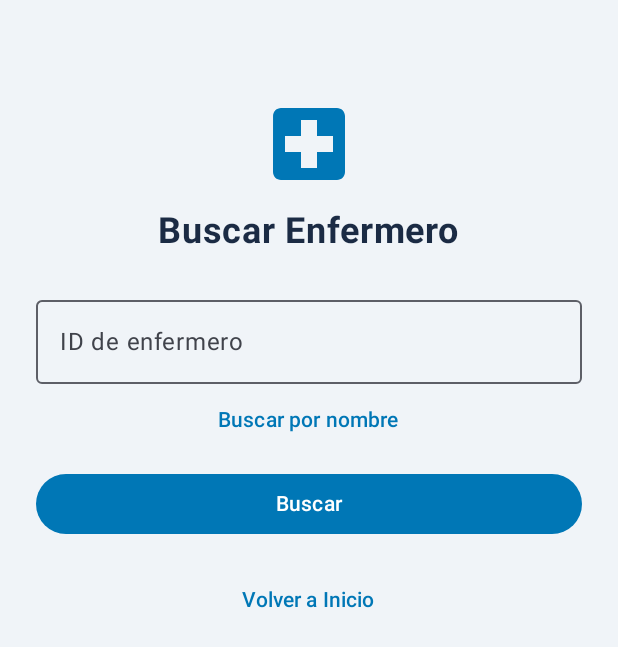
After one commit to mydz0/HospitalManagement_FrontEnd, an Android app built with Jetpack Compose: the composable SearchScreen shown on its own in the app's theme, on a phone screen of 412 x 824 dp. The commit adds this screen. Shown: the top 647 px of the screen. Run offline under Robolectric (Android 15) with nearby library versions, the phone set to English and light mode, and no system bars.

Commit message:
Search nurses screen by id and name (#7)

```diff
--- a/app/build.gradle.kts
+++ b/app/build.gradle.kts
@@ -40,6 +40,7 @@ dependencies {
     implementation(platform(libs.androidx.compose.bom))
     implementation(libs.androidx.activity.compose)
     implementation(libs.androidx.compose.material3)
+    implementation(libs.androidx.compose.material.icons.extended)
     implementation(libs.androidx.compose.ui)
     implementation(libs.androidx.compose.ui.graphics)
     implementation(libs.androidx.compose.ui.tooling.preview)
--- /dev/null
+++ b/app/src/main/java/com/example/hospitalmanagement/ui/SearchScreen.kt
@@ -0,0 +1,235 @@
+package com.example.hospitalmanagement.ui
+
+import androidx.compose.foundation.background
+import androidx.compose.foundation.layout.*
+import androidx.compose.foundation.rememberScrollState
+import androidx.compose.foundation.verticalScroll
+import androidx.compose.material.icons.Icons
+import androidx.compose.material.icons.filled.LocalHospital
+import androidx.compose.material.icons.filled.Person
+import androidx.compose.material3.*
+import androidx.compose.runtime.*
+import androidx.compose.ui.Alignment
+import androidx.compose.ui.Modifier
+import androidx.compose.ui.res.colorResource
+import androidx.compose.ui.res.stringResource
+import androidx.compose.ui.text.font.FontWeight
+import androidx.compose.ui.tooling.preview.Preview
+import androidx.compose.ui.unit.dp
+import androidx.compose.ui.unit.sp
+import com.example.hospitalmanagement.R
+import com.example.hospitalmanagement.model.Nurse
+import com.example.hospitalmanagement.model.listaEnfermeros
+
+@Composable
+fun SearchScreen(
+    onNavigateBack: () -> Unit = {},
+    textoInicial: String = ""
+) {
+
+    //las variables con mutableStateOf para q la pantalla cambie cuando cambian
+    //porId dice si busco por id (true) o por nombre (false)
+    var porId by remember { mutableStateOf(true) }
+
+    var texto by remember { mutableStateOf(textoInicial) }
+
+    var resultados by remember { mutableStateOf(listOf<Nurse>()) }
+
+    var mensaje by remember { mutableStateOf("") }
+
+    //textoInicial lo uso solo en la preview para q salgan los 3 resultados
+    if (textoInicial != "" && resultados.isEmpty()) {
+
+        porId = false
+
+        resultados = listaEnfermeros.filter { it.name.contains(textoInicial, ignoreCase = true) }
+
+    }
+
+    //los colores de colors.xml
+    val colorPrincipal = colorResource(id = R.color.medical_primary)
+
+    val colorFondo = colorResource(id = R.color.medical_background)
+
+    val colorError = colorResource(id = R.color.medical_error)
+
+    val colorTexto = colorResource(id = R.color.text_dark)
+
+    val colorTarjeta = colorResource(id = R.color.medical_card)
+
+    //los textos de strings.xml q uso en el click
+    val textoVacio = stringResource(id = R.string.search_empty_field)
+
+    val textoNoEncontrado = stringResource(id = R.string.search_no_results)
+
+    Column(
+        modifier = Modifier
+            .fillMaxSize()
+            .background(colorFondo)
+            .verticalScroll(rememberScrollState())
+            .padding(24.dp),
+        horizontalAlignment = Alignment.CenterHorizontally
+    ) {
+
+        Spacer(modifier = Modifier.height(40.dp))
+
+        //el icono q usamos tdo el grupo
+        Icon(
+            imageVector = Icons.Default.LocalHospital,
+            contentDescription = stringResource(id = R.string.logo_desc),
+            tint = colorPrincipal,
+            modifier = Modifier.size(64.dp)
+        )
+
+        Spacer(modifier = Modifier.height(12.dp))
+
+        Text(
+            text = stringResource(id = R.string.search_title),
+            fontSize = 24.sp,
+            fontWeight = FontWeight.Bold,
+            color = colorTexto
+        )
+
+        Spacer(modifier = Modifier.height(24.dp))
+
+        //el campo para escribir el id o el nombre
+        OutlinedTextField(
+            value = texto,
+            onValueChange = { texto = it },
+            label = {
+                if (porId) {
+                    Text(stringResource(id = R.string.search_id_label))
+                } else {
+                    Text(stringResource(id = R.string.search_name_label))
+                }
+            },
+            singleLine = true,
+            modifier = Modifier.fillMaxWidth()
+        )
+
+        //boton para cambiar entre buscar por id o por nombre
+        TextButton(onClick = {
+            porId = !porId
+            texto = ""
+            resultados = listOf()
+            mensaje = ""
+        }) {
+
+            if (porId) {
+                Text(text = stringResource(id = R.string.search_change_name), color = colorPrincipal)
+            } else {
+                Text(text = stringResource(id = R.string.search_change_id), color = colorPrincipal)
+            }
+
+        }
+
+        Spacer(modifier = Modifier.height(8.dp))
+
+        //el click q cambia los mutableState de resultados y mensaje
+        Button(
+            onClick = {
+
+                mensaje = ""
+
+                if (texto.isBlank()) {
+
+                    resultados = listOf()
+                    mensaje = textoVacio
+
+                } else if (porId) {
+
+                    //por id solo puede salir uno
+                    resultados = listaEnfermeros.filter { it.id.toString() == texto.trim() }
+
+                } else {
+
+                    resultados = listaEnfermeros.filter { it.name.contains(texto.trim(), ignoreCase = true) }
+
+                }
+
+                if (texto.isNotBlank() && resultados.isEmpty()) {
+                    mensaje = textoNoEncontrado
+                }
+
+            },
+            colors = ButtonDefaults.buttonColors(containerColor = colorPrincipal),
+            modifier = Modifier.fillMaxWidth()
+        ) {
+            Text(text = stringResource(id = R.string.search_button))
+        }
+
+        //el mensaje si no hay nada o el campo esta vacio
+        if (mensaje != "") {
+
+            Spacer(modifier = Modifier.height(12.dp))
+
+            Text(text = mensaje, color = colorError, fontSize = 14.sp)
+
+        }
+
+        //una tarjeta por cada enfermero q encuentro
+        for (enfermero in resultados) {
+
+            Spacer(modifier = Modifier.height(12.dp))
+
+            Card(
+                colors = CardDefaults.cardColors(containerColor = colorTarjeta),
+                modifier = Modifier.fillMaxWidth()
+            ) {
+
+                Row(
+                    modifier = Modifier.padding(16.dp),
+                    verticalAlignment = Alignment.CenterVertically
+                ) {
+
+                    Icon(
+                        imageVector = Icons.Default.Person,
+                        contentDescription = stringResource(id = R.string.nurse_icon_desc),
+                        tint = colorPrincipal,
+                        modifier = Modifier.size(40.dp)
+                    )
+
+                    Spacer(modifier = Modifier.width(16.dp))
+
+                    Column {
+
+                        Text(text = enfermero.name, fontWeight = FontWeight.Bold, color = colorTexto)
+
+                        Text(text = stringResource(id = R.string.nurse_id_text, enfermero.id), color = colorTexto)
+
+                        Text(text = stringResource(id = R.string.nurse_user_text, enfermero.user), color = colorTexto)
+
+                    }
+
+                }
+
+            }
+
+        }
+
+        Spacer(modifier = Modifier.height(16.dp))
+
+        //volver a la home
+        TextButton(
+            onClick = onNavigateBack,
+            modifier = Modifier.fillMaxWidth()
+        ) {
+            Text(text = stringResource(id = R.string.back_home_button), color = colorPrincipal)
+        }
+
+    }
+
+}
+
+@Preview(showBackground = true, showSystemUi = true)
+@Composable
+fun SearchScreenPreview() {
+    SearchScreen()
+}
+
+//como se veria con 3 resultados buscando "Ana"
+@Preview(showBackground = true, showSystemUi = true)
+@Composable
+fun SearchScreen3ResultadosPreview() {
+    SearchScreen(textoInicial = "Ana")
+}
--- a/app/src/main/res/values/colors.xml
+++ b/app/src/main/res/values/colors.xml
@@ -7,4 +7,12 @@
     <color name="teal_700">#FF018786</color>
     <color name="black">#FF000000</color>
     <color name="white">#FFFFFFFF</color>
+
+    <!-- colores de la app (los mismos nombres q el login) -->
+    <color name="medical_primary">#FF0077B6</color>
+    <color name="medical_background">#FFF0F4F8</color>
+    <color name="medical_error">#FFC62828</color>
+    <color name="medical_success">#FF2E7D32</color>
+    <color name="text_dark">#FF1B2B44</color>
+    <color name="medical_card">#FFD6E6F2</color>
 </resources>
--- a/app/src/main/res/values/strings.xml
+++ b/app/src/main/res/values/strings.xml
@@ -1,3 +1,20 @@
 <resources>
     <string name="app_name">HospitalManagement</string>
+
+    <!-- comunes -->
+    <string name="logo_desc">Logo de la aplicación</string>
+    <string name="back_home_button">Volver a Inicio</string>
+
+    <!-- busqueda -->
+    <string name="search_title">Buscar Enfermero</string>
+    <string name="search_change_name">Buscar por nombre</string>
+    <string name="search_change_id">Buscar por ID</string>
+    <string name="search_id_label">ID de enfermero</string>
+    <string name="search_name_label">Nombre del enfermero</string>
+    <string name="search_button">Buscar</string>
+    <string name="search_empty_field">Escribe algo para buscar</string>
+    <string name="search_no_results">No se ha encontrado ningún enfermero</string>
+    <string name="nurse_icon_desc">Icono de enfermero</string>
+    <string name="nurse_id_text">ID: %1$d</string>
+    <string name="nurse_user_text">Usuario: %1$s</string>
 </resources>
--- a/gradle/libs.versions.toml
+++ b/gradle/libs.versions.toml
@@ -24,6 +24,7 @@ androidx-compose-ui-tooling-preview = { group = "androidx.compose.ui", name = "u
 androidx-compose-ui-test-manifest = { group = "androidx.compose.ui", name = "ui-test-manifest" }
 androidx-compose-ui-test-junit4 = { group = "androidx.compose.ui", name = "ui-test-junit4" }
 androidx-compose-material3 = { group = "androidx.compose.material3", name = "material3" }
+androidx-compose-material-icons-extended = { group = "androidx.compose.material", name = "material-icons-extended" }
 
 [plugins]
 android-application = { id = "com.android.application", version.ref = "agp" }
```
Also changed, not shown: app/src/main/java/com/example/hospitalmanagement/model/Nurse.kt (added, +33 -0 lines).
